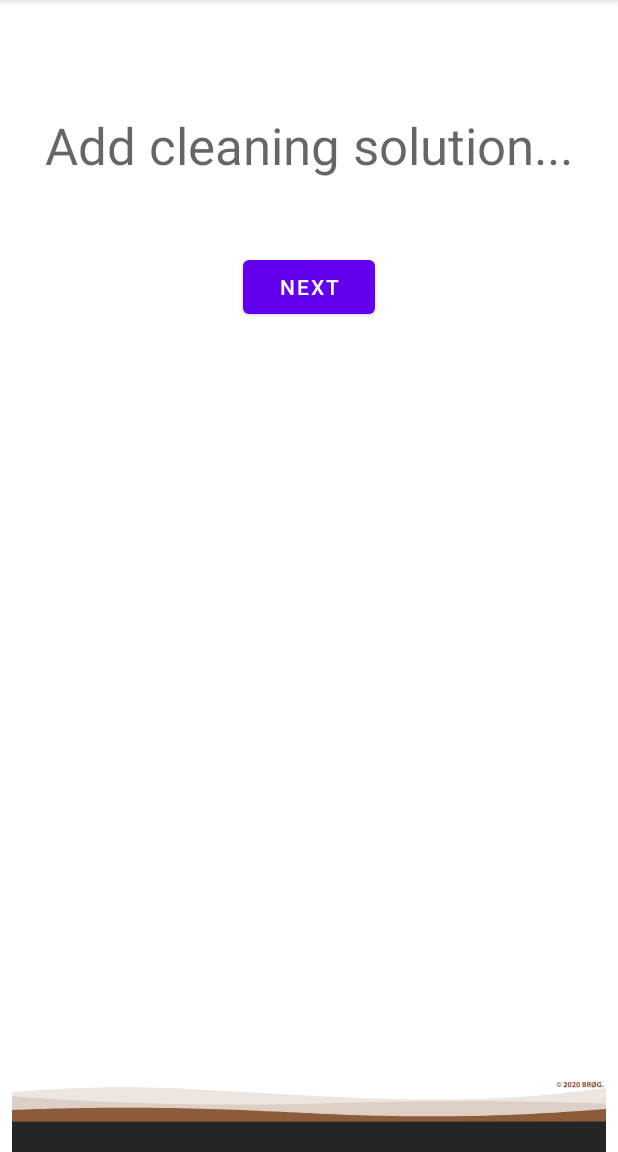
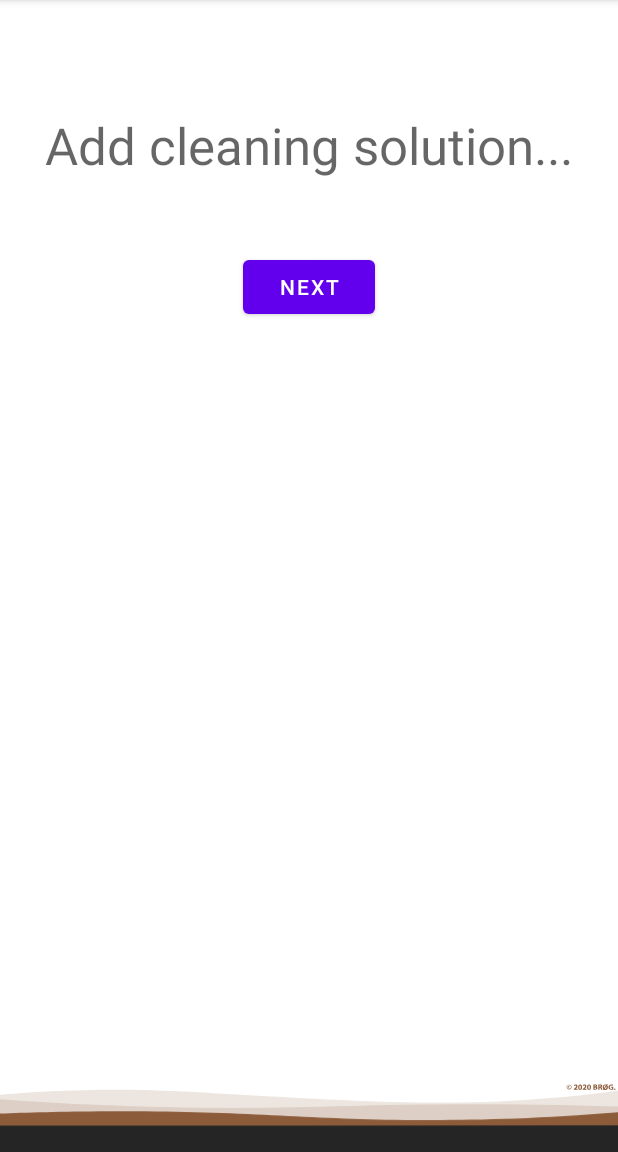
Before and after one commit to ElinorMohr/brogB1, an Android app: the screen it shows after launch (CleanActivityStep1), on a phone screen of 412 x 824 dp, the part 84-1236 px from its top. Run offline under Robolectric (Android 15) with nearby library versions, the phone set to English and light mode, and no system bars.

Commit message:
Lille fix til footer, mere stabilt

```diff
--- a/app/src/main/res/layout/activity_clean_step1.xml
+++ b/app/src/main/res/layout/activity_clean_step1.xml
@@ -44,12 +44,12 @@
     <ImageView
         android:id="@+id/footer"
         android:layout_width="match_parent"
-        android:layout_height="73dp"
+        android:layout_height="200dp"
         android:layout_alignParentBottom="true"
         android:layout_marginStart="0dp"
         android:layout_marginTop="0dp"
         android:layout_marginEnd="0dp"
-        android:layout_marginBottom="0dp"
+        android:layout_marginBottom="-65dp"
         android:contentDescription="@string/footer_with_copyright_description"
         app:srcCompat="@drawable/ic_footer_copyright" />
 
```
